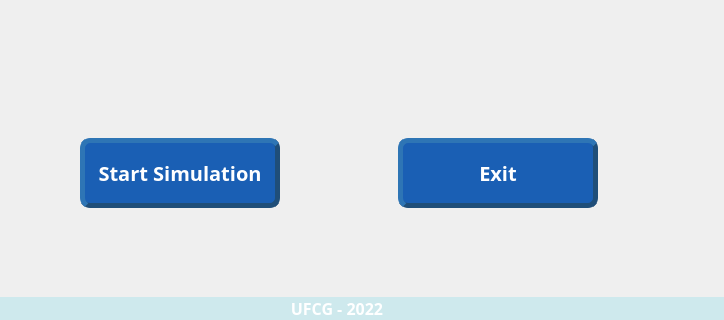
Old version of the form form.ui in the repository AdeilsonLeal1/Simulador-SPR-LMR; both pictures show x 296 to 1020 and y 454 to 774 of the 1020 by 774 pixel window.
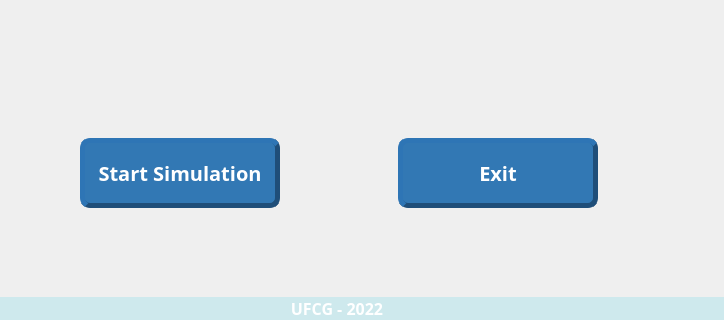
New version of the form. The open tabs and pages were chosen to show the change. Icons and pictures are not drawn.

Commit message: desenho da tela set_layers

```diff
--- a/form.ui
+++ b/form.ui
@@ -707,7 +707,7 @@
                     <property name="styleSheet">
                      <string notr="true">QPushButton{
 	color: rgb(255, 255, 255);
-	background-color: rgb(26, 95, 180);
+	background-color: rgb(50, 120, 180);
 	border-color: rgb(31, 78, 121);
 	border-style: outset;
 	border-width: 5px;
@@ -784,7 +784,7 @@
                     <property name="styleSheet">
                      <string notr="true">QPushButton{
 	color: rgb(255, 255, 255);
-	background-color: rgb(26, 95, 180);
+	background-color: rgb(50, 120, 180);
 	border-color: rgb(31, 78, 121);
 	border-style: outset;
 	border-width: 5px;
```
Left out of the diff: 4 changed lines with no effect on the pictures. The commit also changes 1 other file.
